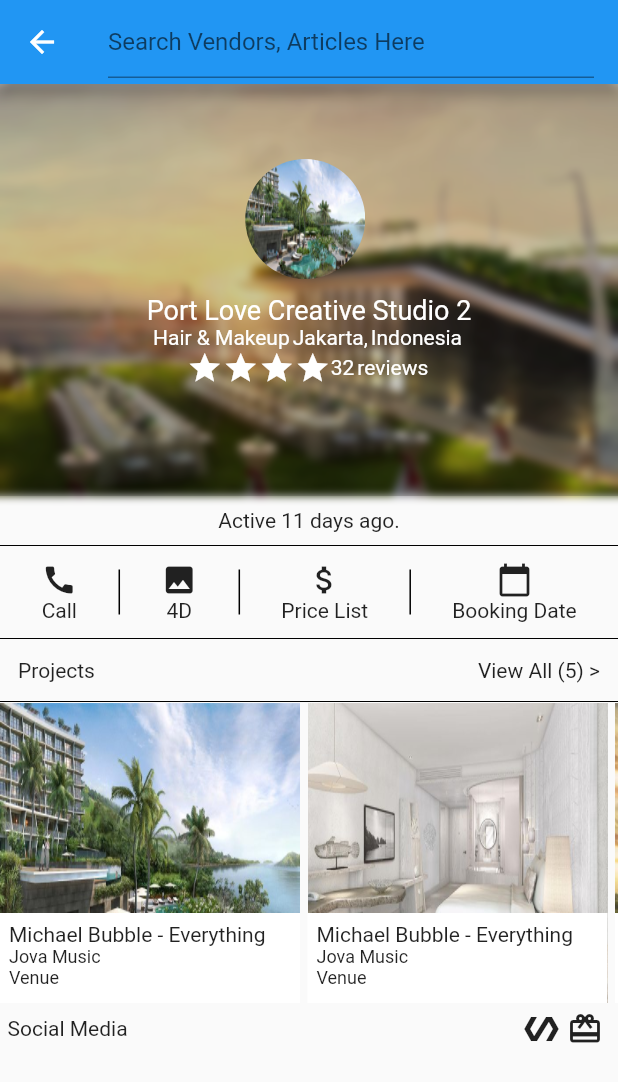
After one commit to agusdarma/bride_story_vendor, a Flutter app: the VendorDetailPage screen opened directly, on a phone screen of 412 x 824 dp. The commit adds this screen. Shown: the top 1082 px of the screen. Run offline on Flutter 3.47's test engine with Material 2 defaults, Android fonts, the phone set to English and light mode, and no system bars; our stand-ins replace fluro, shared_preferences, tuple; missing offline and left inert: date_utils, flutter_webview_plugin; accounts and stored records are empty; Roboto replaces fonts that are missing (Nunito); statements that could not run were skipped.

Commit message:
update package

```diff
--- a/lib/main.dart
+++ b/lib/main.dart
@@ -1,6 +1,7 @@
 import 'package:bride_story/pages/home_page.dart';
 import 'package:bride_story/pages/login_page.dart';
 import 'package:bride_story/pages/schedule_page.dart';
+import 'package:bride_story/pages/vendor_detail_page.dart';
 import 'package:bride_story/pages/vendor_page.dart';
 import 'package:flutter/material.dart';
 
@@ -29,6 +30,12 @@ void main() {
   router.define('/vendorPage', handler: new Handler(
       handlerFunc: (BuildContext context, Map<String, dynamic> params) {
     return new VendorPage();
+  }));
+
+  // Define our vendor detail page.
+  router.define('/vendorDetailPage', handler: new Handler(
+      handlerFunc: (BuildContext context, Map<String, dynamic> params) {
+    return new VendorDetailPage();
   }));
 
   // initSharedPreferences();
--- /dev/null
+++ b/lib/pages/vendor_detail_page.dart
@@ -0,0 +1,527 @@
+import 'package:bride_story/pages/webview_page.dart';
+import 'package:flutter/material.dart';
+import 'dart:ui';
+import 'package:url_launcher/url_launcher.dart' as UrlLauncher;
+
+class VendorDetailPage extends StatefulWidget {
+  @override
+  _VendorDetailPageState createState() => _VendorDetailPageState();
+}
+
+class _VendorDetailPageState extends State<VendorDetailPage> {
+  @override
+  Widget build(BuildContext context) {
+    double screenHeight = MediaQuery.of(context).size.height;
+    double screenWidth = MediaQuery.of(context).size.width;
+
+    Widget socialMedia = new Container(
+      padding: EdgeInsets.all(5.0),
+      child: new Row(
+        mainAxisAlignment: MainAxisAlignment.start,
+        children: <Widget>[
+          new Text("Social Media", style: TextStyle(fontSize: 14.0)),
+          new Expanded(
+            child: new Container(
+              child: new Row(
+                mainAxisAlignment: MainAxisAlignment.end,
+                children: <Widget>[
+                  new Container(
+                    padding: EdgeInsets.only(right: 5.0),
+                    child: new Icon(Icons.polymer),
+                  ),
+                  new Container(
+                      padding: EdgeInsets.only(right: 5.0),
+                      child: new Icon(Icons.card_giftcard)),
+                ],
+              ),
+            ),
+          )
+        ],
+      ),
+    );
+
+    Widget banner = new Padding(
+      padding: const EdgeInsets.fromLTRB(0.0, 140.0, 0.0, 0.0),
+      child: new Container(
+          width: 200.0,
+          decoration: BoxDecoration(
+            borderRadius: BorderRadius.only(
+                // topLeft: Radius.circular(15.0),
+                // bottomRight: Radius.circular(15.0)
+                ),
+            color: Colors.white,
+          ),
+          padding: const EdgeInsets.all(6.0),
+          child: new Column(
+            crossAxisAlignment: CrossAxisAlignment.start,
+            children: <Widget>[
+              new Text(
+                'Michael Bubble - Everything',
+                style: TextStyle(
+                  fontSize: 14.0,
+                ),
+              ),
+              new Text(
+                'Jova Music',
+                style: TextStyle(
+                  fontSize: 12.0,
+                ),
+              ),
+              new Text(
+                'Venue',
+                style: TextStyle(
+                  fontSize: 12.0,
+                ),
+              ),
+            ],
+          )),
+      // ),
+      //  ),
+    );
+
+    Widget projectImages = new Container(
+      width: screenWidth,
+      height: 200.0,
+      child: new ListView(
+        scrollDirection: Axis.horizontal,
+        children: <Widget>[
+          new Stack(
+            children: <Widget>[
+              new Container(
+                  padding: EdgeInsets.all(5.0),
+                  margin: EdgeInsets.only(right: 5.0),
+                  width: 200.0,
+                  height: 200.0,
+                  decoration: new BoxDecoration(
+                      shape: BoxShape.rectangle,
+                      image: new DecorationImage(
+                        fit: BoxFit.fill,
+                        image: new AssetImage("assets/images/2.jpg"),
+                      ))),
+              banner,
+            ],
+          ),
+          new Stack(
+            children: <Widget>[
+              new Container(
+                  padding: EdgeInsets.all(5.0),
+                  margin: EdgeInsets.only(right: 5.0),
+                  width: 200.0,
+                  height: 200.0,
+                  decoration: new BoxDecoration(
+                      shape: BoxShape.rectangle,
+                      image: new DecorationImage(
+                        fit: BoxFit.fill,
+                        image: new AssetImage("assets/images/3.jpg"),
+                      ))),
+              banner,
+            ],
+          ),
+          new Stack(
+            children: <Widget>[
+              new Container(
+                  padding: EdgeInsets.all(5.0),
+                  margin: EdgeInsets.only(right: 5.0),
+                  width: 200.0,
+                  height: 200.0,
+                  decoration: new BoxDecoration(
+                      shape: BoxShape.rectangle,
+                      image: new DecorationImage(
+                        fit: BoxFit.fill,
+                        image: new AssetImage("assets/images/4.jpg"),
+                      ))),
+              banner,
+            ],
+          ),
+          new Stack(
+            children: <Widget>[
+              new Container(
+                  padding: EdgeInsets.all(5.0),
+                  margin: EdgeInsets.only(right: 5.0),
+                  width: 200.0,
+                  height: 200.0,
+                  decoration: new BoxDecoration(
+                      shape: BoxShape.rectangle,
+                      image: new DecorationImage(
+                        fit: BoxFit.fill,
+                        image: new AssetImage("assets/images/2.jpg"),
+                      ))),
+              banner,
+            ],
+          ),
+          new Stack(
+            children: <Widget>[
+              new Container(
+                  padding: EdgeInsets.all(5.0),
+                  margin: EdgeInsets.only(right: 5.0),
+                  width: 200.0,
+                  height: 200.0,
+                  decoration: new BoxDecoration(
+                      shape: BoxShape.rectangle,
+                      image: new DecorationImage(
+                        fit: BoxFit.fill,
+                        image: new AssetImage("assets/images/1.jpg"),
+                      ))),
+              banner,
+            ],
+          ),
+          new Stack(
+            children: <Widget>[
+              new Container(
+                  padding: EdgeInsets.all(5.0),
+                  margin: EdgeInsets.only(right: 5.0),
+                  width: 200.0,
+                  height: 200.0,
+                  decoration: new BoxDecoration(
+                      shape: BoxShape.rectangle,
+                      image: new DecorationImage(
+                        fit: BoxFit.fill,
+                        image: new AssetImage("assets/images/2.jpg"),
+                      ))),
+              banner,
+            ],
+          ),
+          new Stack(
+            children: <Widget>[
+              new Container(
+                  padding: EdgeInsets.all(5.0),
+                  margin: EdgeInsets.only(right: 5.0),
+                  width: 200.0,
+                  height: 200.0,
+                  decoration: new BoxDecoration(
+                      shape: BoxShape.rectangle,
+                      image: new DecorationImage(
+                        fit: BoxFit.fill,
+                        image: new AssetImage("assets/images/3.jpg"),
+                      ))),
+              banner,
+            ],
+          ),
+          new Stack(
+            children: <Widget>[
+              new Container(
+                  padding: EdgeInsets.all(5.0),
+                  margin: EdgeInsets.only(right: 5.0),
+                  width: 200.0,
+                  height: 200.0,
+                  decoration: new BoxDecoration(
+                      shape: BoxShape.rectangle,
+                      image: new DecorationImage(
+                        fit: BoxFit.fill,
+                        image: new AssetImage("assets/images/1.jpg"),
+                      ))),
+              banner,
+            ],
+          ),
+          new Stack(
+            children: <Widget>[
+              new Container(
+                  padding: EdgeInsets.all(5.0),
+                  margin: EdgeInsets.only(right: 5.0),
+                  width: 200.0,
+                  height: 200.0,
+                  decoration: new BoxDecoration(
+                      shape: BoxShape.rectangle,
+                      image: new DecorationImage(
+                        fit: BoxFit.fill,
+                        image: new AssetImage("assets/images/4.jpg"),
+                      ))),
+              banner,
+            ],
+          )
+        ],
+      ),
+    );
+
+    Widget projectRow = new Container(
+      padding: EdgeInsets.all(12.0),
+      child: new Row(
+        mainAxisAlignment: MainAxisAlignment.spaceBetween,
+        children: <Widget>[
+          new Text("Projects", style: TextStyle(fontSize: 14.0)),
+          new GestureDetector(
+            child: new Text("View All (5) >", style: TextStyle(fontSize: 14.0)),
+            onTap: () {
+              _navigateProjectListPage(context);
+            },
+          )
+        ],
+      ),
+    );
+
+    Widget buttons = new Container(
+      padding: EdgeInsets.all(10.0),
+      child: new Row(
+        mainAxisAlignment: MainAxisAlignment.spaceEvenly,
+        children: <Widget>[
+          new GestureDetector(
+            child: new Column(
+              mainAxisSize: MainAxisSize.min,
+              children: <Widget>[
+                new Icon(Icons.call),
+                new Text("Call", style: TextStyle(fontSize: 14.0)),
+              ],
+            ),
+            onTap: () {
+              _navigateCallAction(context);
+            },
+          ),
+          new Container(
+            height: 30.0,
+            width: 1.0,
+            color: Colors.black,
+            margin: const EdgeInsets.only(left: 10.0, right: 10.0),
+          ),
+          new GestureDetector(
+            child: new Column(
+              mainAxisSize: MainAxisSize.min,
+              children: <Widget>[
+                new Icon(Icons.image),
+                new Text("4D", style: TextStyle(fontSize: 14.0)),
+              ],
+            ),
+            onTap: () {
+              _navigateTo4DPage(context);
+            },
+          ),
+          new Container(
+            height: 30.0,
+            width: 1.0,
+            color: Colors.black,
+            margin: const EdgeInsets.only(left: 10.0, right: 10.0),
+          ),
+          new GestureDetector(
+            child: new Column(
+              mainAxisSize: MainAxisSize.min,
+              children: <Widget>[
+                new Icon(Icons.attach_money),
+                new Text("Price List", style: TextStyle(fontSize: 14.0)),
+              ],
+            ),
+            onTap: () {
+              _navigateToPriceListPage(context);
+            },
+          ),
+          new Container(
+            height: 30.0,
+            width: 1.0,
+            color: Colors.black,
+            margin: const EdgeInsets.only(left: 10.0, right: 10.0),
+          ),
+          new GestureDetector(
+            child: new Column(
+              mainAxisSize: MainAxisSize.min,
+              children: <Widget>[
+                new Icon(Icons.calendar_today),
+                new Text("Booking Date", style: TextStyle(fontSize: 14.0)),
+              ],
+            ),
+            onTap: () {
+              _navigateToBookingPage(context);
+            },
+          )
+        ],
+      ),
+    );
+
+    Widget txtOnline = new Container(
+      alignment: Alignment.center,
+      padding: EdgeInsets.all(8.0),
+      child: new Text("Active 11 days ago.", style: TextStyle(fontSize: 14.0)),
+    );
+
+    Widget bgImage = new Container(
+      height: screenHeight / 3,
+      decoration: new BoxDecoration(
+        image: new DecorationImage(
+          image: new AssetImage('assets/images/1.jpg'),
+          fit: BoxFit.cover,
+        ),
+      ),
+      child: new BackdropFilter(
+          filter: new ImageFilter.blur(
+            sigmaX: 3.0,
+            sigmaY: 3.0,
+          ),
+          child: new Container(
+            decoration: new BoxDecoration(
+              color: Colors.black.withOpacity(0.2),
+            ),
+          )),
+    );
+
+    Widget roundedImage = new Column(
+      mainAxisSize: MainAxisSize.min,
+      children: <Widget>[
+        new Container(
+          height: 50.0,
+        ),
+        Center(
+          child: new Container(
+              margin: EdgeInsets.only(right: 5.0),
+              width: 80.0,
+              height: 80.0,
+              decoration: new BoxDecoration(
+                  shape: BoxShape.circle,
+                  image: new DecorationImage(
+                    fit: BoxFit.fill,
+                    image: new AssetImage("assets/images/2.jpg"),
+                  ))),
+        ),
+        new Container(
+            padding: EdgeInsets.only(top: 10.0),
+            child: new Center(
+              child: Text(
+                "Port Love Creative Studio 2",
+                style: new TextStyle(
+                  color: Colors.white,
+                  fontSize: 18.0,
+                ),
+              ),
+            )),
+        new Row(
+          mainAxisAlignment: MainAxisAlignment.center,
+          children: <Widget>[
+            new Container(
+                padding: EdgeInsets.only(right: 2.0),
+                child: new Center(
+                  child: Text(
+                    "Hair & Makeup",
+                    style: new TextStyle(
+                      color: Colors.white,
+                      fontSize: 14.0,
+                    ),
+                  ),
+                )),
+            new Container(
+                padding: EdgeInsets.only(right: 2.0),
+                child: new Center(
+                  child: Text(
+                    "Jakarta,",
+                    style: new TextStyle(
+                      color: Colors.white,
+                      fontSize: 14.0,
+                    ),
+                  ),
+                )),
+            new Container(
+                padding: EdgeInsets.only(right: 2.0),
+                child: new Center(
+                  child: Text(
+                    "Indonesia",
+                    style: new TextStyle(
+                      color: Colors.white,
+                      fontSize: 14.0,
+                    ),
+                  ),
+                )),
+          ],
+        ),
+        new Row(
+          mainAxisAlignment: MainAxisAlignment.center,
+          children: <Widget>[
+            new Icon(
+              Icons.star,
+              color: Colors.white,
+            ),
+            new Icon(
+              Icons.star,
+              color: Colors.white,
+            ),
+            new Icon(
+              Icons.star,
+              color: Colors.white,
+            ),
+            new Icon(
+              Icons.star,
+              color: Colors.white,
+            ),
+            new Container(
+                padding: EdgeInsets.only(right: 2.0),
+                child: new Center(
+                  child: Text(
+                    "32",
+                    style: new TextStyle(
+                      color: Colors.white,
+                      fontSize: 14.0,
+                    ),
+                  ),
+                )),
+            new Container(
+                padding: EdgeInsets.only(right: 2.0),
+                child: new Center(
+                  child: Text(
+                    "reviews",
+                    style: new TextStyle(
+                      color: Colors.white,
+                      fontSize: 14.0,
+                    ),
+                  ),
+                )),
+          ],
+        ),
+      ],
+    );
+
+    return SafeArea(
+      child: new Scaffold(
+          appBar: AppBar(
+            title: new TextField(
+              decoration: new InputDecoration(
+                  hintText: "Search Vendors, Articles Here"),
+            ),
+          ),
+          body: new ListView(
+            scrollDirection: Axis.vertical,
+            children: <Widget>[
+              Stack(
+                children: <Widget>[
+                  bgImage,
+                  roundedImage,
+                ],
+              ),
+              txtOnline,
+              new Divider(
+                color: Colors.black,
+                height: 2.0,
+              ),
+              buttons,
+              new Divider(
+                color: Colors.black,
+                height: 2.0,
+              ),
+              projectRow,
+              new Divider(
+                color: Colors.black,
+                height: 2.0,
+              ),
+              projectImages,
+              socialMedia,
+            ],
+          )),
+    );
+  }
+
+  void _navigateToPriceListPage(BuildContext context) {
+    Navigator.pushNamed(context, "/priceListPage");
+  }
+
+  void _navigateTo4DPage(BuildContext context) {
+    // Navigator.pushNamed(context, "/webViewPage");
+    Navigator.push(context,
+              new MaterialPageRoute(builder: (context) => new WebviewPage(url: "https://roundme.com/tour/291549/view/919147/", )),
+            );
+  }
+
+  void _navigateCallAction(BuildContext context) {
+    UrlLauncher.launch("tel:+6285693938630");
+  }
+
+  void _navigateProjectListPage(BuildContext context) {
+    Navigator.pushNamed(context, "/projectListPage");
+  }
+
+  void _navigateToBookingPage(BuildContext context) {
+    Navigator.pushNamed(context, "/bookingPage");
+  }
+}
--- a/lib/pages/vendor_page.dart
+++ b/lib/pages/vendor_page.dart
@@ -19,10 +19,10 @@ for demo hardcode
   void _populateVendorData() {
     listVendors.add(new VendorModel(
         "assets/images/1.jpg", "Michale Buble - Everthing", "Jova Music"));
-    listVendors.add(new VendorModel(
-        "assets/images/2.jpg", "Lately - Stevie Wonders Part 2", "Catering xxx"));
-    listVendors.add(new VendorModel(
-        "assets/images/3.jpg", "Lately - Stevie Wonders Part 3", "Entertainment"));
+    listVendors.add(new VendorModel("assets/images/2.jpg",
+        "Lately - Stevie Wonders Part 2", "Catering xxx"));
+    listVendors.add(new VendorModel("assets/images/3.jpg",
+        "Lately - Stevie Wonders Part 3", "Entertainment"));
     listVendors.add(new VendorModel(
         "assets/images/1.jpg", "Lately - Stevie Wonders Part 4", "EO"));
     listVendors.add(new VendorModel(
@@ -84,24 +84,36 @@ for demo hardcode
   Widget row(BuildContext context, int index) {
     return new Column(
       children: <Widget>[
-        new Container(
+        new GestureDetector(
+            onTap: () {
+              _navigateToVendorDetailPage(context);
+            },
+            child: new Container(
               height: 150.0,
-          margin:
-              EdgeInsets.only(top: 16.0, bottom: 16.0, left: 16.0, right: 16.0),
+              margin: EdgeInsets.only(
+                  top: 16.0, bottom: 16.0, left: 16.0, right: 16.0),
               decoration: new BoxDecoration(
                   gradient: new LinearGradient(
                       begin: Alignment.bottomCenter,
-                  colors: [const Color(0xFFCCCCCC), const Color(0xFFFFFFFF)],
+                      colors: [
+                        const Color(0xFFCCCCCC),
+                        const Color(0xFFFFFFFF)
+                      ],
                       end: Alignment.topCenter,
                       stops: [0.0, 1.0],
                       tileMode: TileMode.repeated),
                   shape: BoxShape.rectangle,
                   image: new DecorationImage(
                     fit: BoxFit.none,
-                image: new AssetImage(listVendors.elementAt(index).linkImage),
+                    image:
+                        new AssetImage(listVendors.elementAt(index).linkImage),
                   )),
-        ),
-        new Container(
+            )),
+        new GestureDetector(
+            onTap: () {
+              _navigateToVendorDetailPage(context);
+            },
+            child: new Container(
               margin: EdgeInsets.only(left: 16.0, right: 16.0),
               alignment: Alignment.topLeft,
               child: new Text(listVendors.elementAt(index).titleVendor,
@@ -109,8 +121,12 @@ for demo hardcode
                     fontSize: 14.0,
                     fontWeight: FontWeight.bold,
                   )),
-        ),
-        new Container(
+            )),
+        new GestureDetector(
+            onTap: () {
+              _navigateToVendorDetailPage(context);
+            },
+            child: new Container(
               margin: EdgeInsets.only(left: 16.0, right: 16.0),
               alignment: Alignment.topLeft,
               child: new Text(listVendors.elementAt(index).vendorName,
@@ -118,9 +134,13 @@ for demo hardcode
                     fontSize: 14.0,
                     fontWeight: FontWeight.bold,
                   )),
-        ),
+            )),
       ],
     );
+  }
+
+  void _navigateToVendorDetailPage(BuildContext context) {
+    Navigator.pushNamed(context, "/vendorDetailPage");
   }
 
   // _openDetailTgl(DateTime tgl) {
```
Also changed, not shown: 3 other files. Lines whose indentation alone changed are shown as unchanged.
